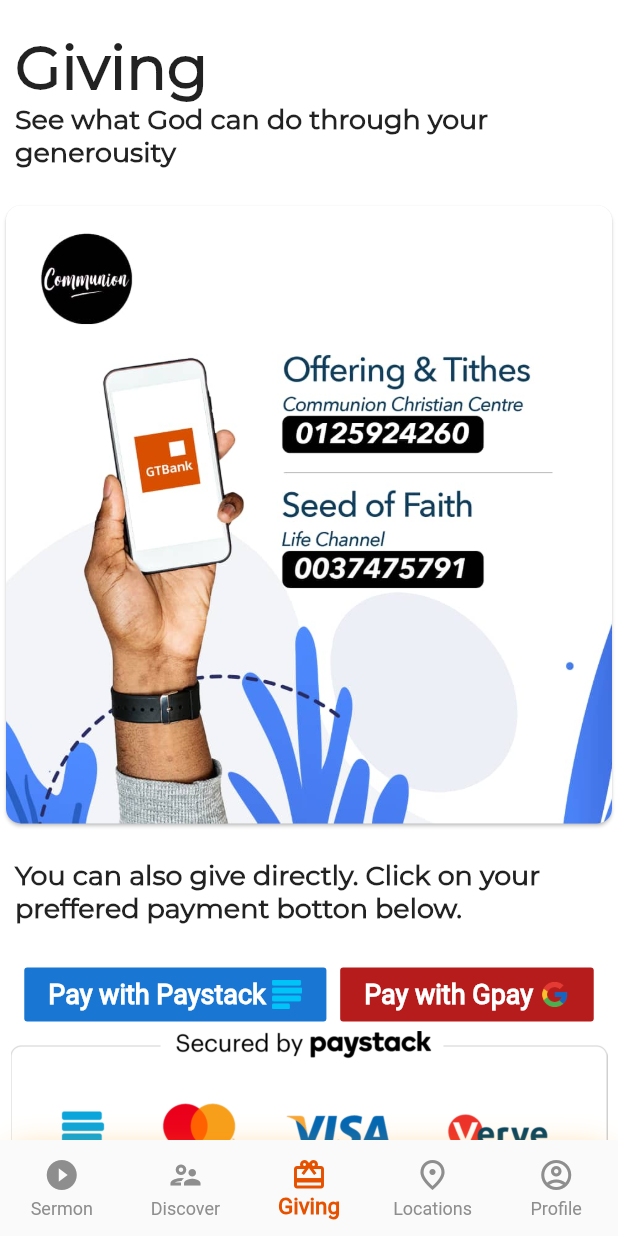
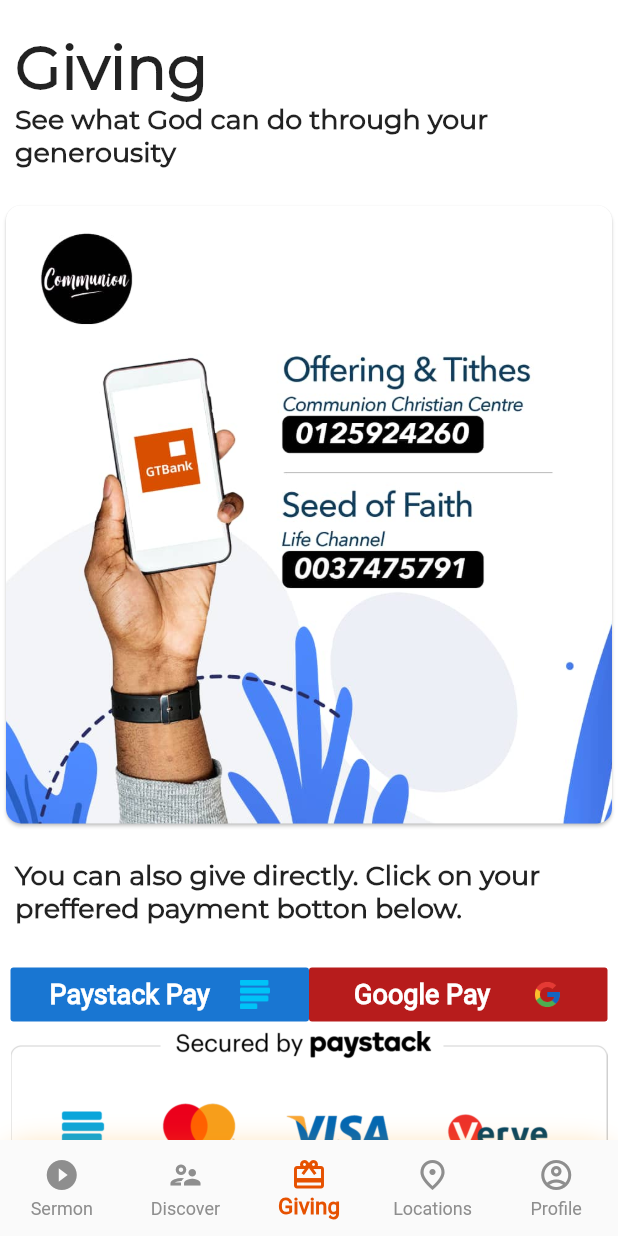
Before and after one commit to Pils36/flutter_communioncc, a Flutter app: the screen it shows after launch, swiped to page 3, on a phone screen of 412 x 824 dp. Run offline on Flutter 3.47's test engine with Material 2 defaults, Android fonts, the light colour scheme and no system bars; our stand-ins replace audioplayers, google_fonts; missing offline and left inert: flutter_share; network calls fail.

Commit message:
new commit

```diff
--- a/lib/screens/discover_screen.dart
+++ b/lib/screens/discover_screen.dart
@@ -1,4 +1,3 @@
-import 'package:communioncc/constants/color_constant.dart';
 import 'package:flutter/material.dart';
 import 'package:url_launcher/url_launcher.dart';
 
--- a/lib/screens/giving_screen.dart
+++ b/lib/screens/giving_screen.dart
@@ -90,25 +90,28 @@
                   child: Column(
                     children: [
                       Row(
-                        mainAxisAlignment: MainAxisAlignment.spaceEvenly,
+                        mainAxisAlignment: MainAxisAlignment.spaceBetween,
                         crossAxisAlignment: CrossAxisAlignment.center,
                         children: [
-                          RaisedButton(
+                          Expanded(
+                            child: RaisedButton(
                               color: Colors.blue[700],
                               elevation: 0,
                               onPressed: () {},
                               child: Row(
                                 crossAxisAlignment: CrossAxisAlignment.center,
-                              mainAxisAlignment: MainAxisAlignment.spaceAround,
+                                mainAxisAlignment:
+                                    MainAxisAlignment.spaceAround,
                                 children: [
                                   Text(
-                                  "Pay with Paystack ",
+                                    "Paystack Pay",
                                     style: TextStyle(
                                       fontSize: 18,
                                       fontFamily: "Roboto",
                                       fontWeight: FontWeight.bold,
                                       color: Colors.white,
                                     ),
+                                    overflow: TextOverflow.ellipsis,
                                   ),
                                   Image.asset(
                                     "assets/paystack.png",
@@ -118,22 +121,26 @@
                                 ],
                               ),
                             ),
-                          RaisedButton(
+                          ),
+                          Expanded(
+                            child: RaisedButton(
                               color: Colors.red[900],
                               elevation: 0,
                               onPressed: () {},
                               child: Row(
                                 crossAxisAlignment: CrossAxisAlignment.center,
-                              mainAxisAlignment: MainAxisAlignment.spaceAround,
+                                mainAxisAlignment:
+                                    MainAxisAlignment.spaceAround,
                                 children: [
                                   Text(
-                                  "Pay with Gpay ",
+                                    "Google Pay",
                                     style: TextStyle(
                                       fontSize: 18,
                                       fontFamily: "Roboto",
                                       fontWeight: FontWeight.bold,
                                       color: Colors.white,
                                     ),
+                                    overflow: TextOverflow.ellipsis,
                                   ),
                                   Image.asset(
                                     "assets/gpay.png",
@@ -141,6 +148,7 @@
                                     height: 20,
                                   ),
                                 ],
+                              ),
                             ),
                           ),
                         ],
```
Lines whose indentation alone changed are shown as unchanged.
